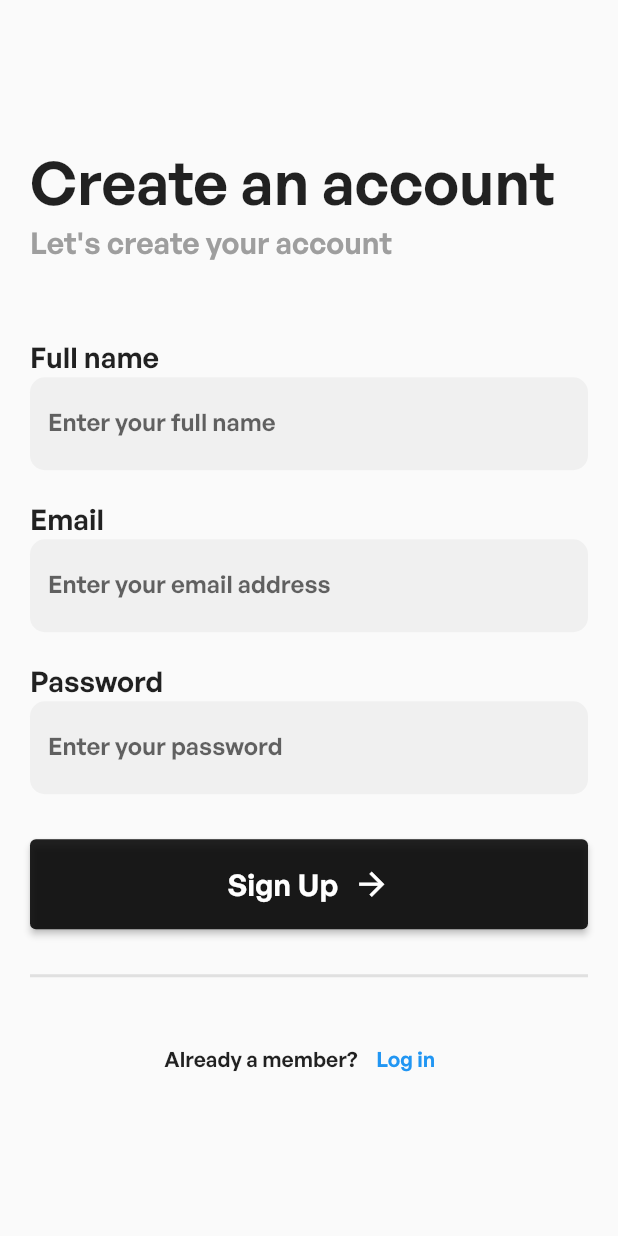
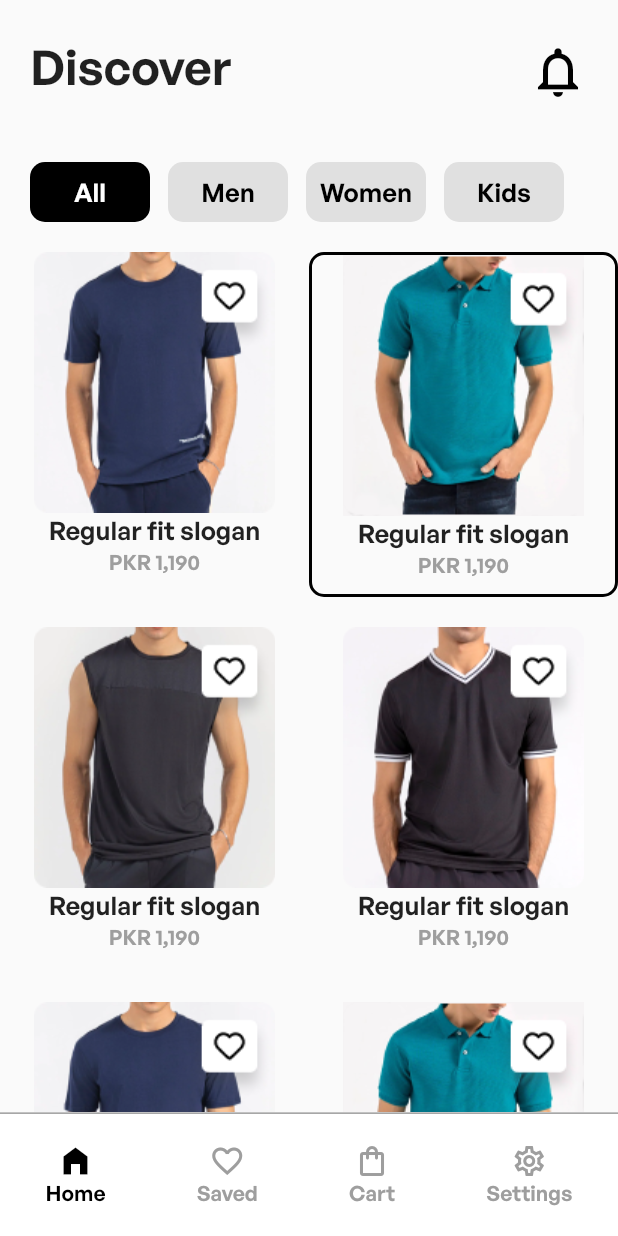
Before and after one commit to cobyzero/ScrapShop, a Flutter app: the screen it shows after launch, after a tap on "Get Started", on a phone screen of 412 x 824 dp. Run offline on Flutter 3.47's test engine with Material 2 defaults, Android fonts, the phone set to English and light mode, and no system bars.

Commit message:
0.0.2
Agregado la pantalla home.
Implementado el pageview.
Agregado el widget de homeAppbar, HomeListCategory, HomeGridProducts.
Agregado readme.

```diff
--- a/lib/views/home/homeView.dart
+++ b/lib/views/home/homeView.dart
@@ -1,10 +1,19 @@
 import 'package:flutter/material.dart';
+import 'package:scrap_shop/views/home/widgets/homeAppBar.dart';
+import 'package:scrap_shop/views/home/widgets/homeGridProducts.dart';
+import 'package:scrap_shop/views/home/widgets/homeListCategory.dart';
 
 class HomeView extends StatelessWidget {
   const HomeView({super.key});
 
   @override
   Widget build(BuildContext context) {
-    return Container();
+    return SafeArea(
+      child: Scaffold(
+        body: Column(
+          children: [HomeAppBar(), HomeListCategory(), HomeGridProducts()],
+        ),
+      ),
+    );
   }
 }
--- /dev/null
+++ b/lib/views/home/main/mainView.dart
@@ -0,0 +1,62 @@
+import 'package:flutter/material.dart';
+import 'package:scrap_shop/views/home/homeView.dart';
+
+class MainView extends StatelessWidget {
+  PageController pageController = PageController(initialPage: 0);
+
+  MainView({
+    super.key,
+  });
+
+  @override
+  Widget build(BuildContext context) {
+    return Scaffold(
+      body: Column(
+        children: [
+          Expanded(
+            child: PageView(
+              children: const [HomeView()],
+            ),
+          ),
+          Container(
+            width: double.infinity,
+            height: MediaQuery.of(context).size.height * 0.1,
+            decoration: const BoxDecoration(
+                color: Colors.white, border: Border(top: BorderSide(color: Colors.grey))),
+            child: Row(
+              mainAxisAlignment: MainAxisAlignment.spaceAround,
+              crossAxisAlignment: CrossAxisAlignment.center,
+              children: [
+                itemPage("Home", Icons.home_filled, true, 0),
+                itemPage("Saved", Icons.favorite_outline, false, 1),
+                itemPage("Cart", Icons.shopping_bag_outlined, false, 2),
+                itemPage("Settings", Icons.settings_outlined, false, 3),
+              ],
+            ),
+          ),
+        ],
+      ),
+    );
+  }
+
+  InkWell itemPage(String title, IconData icon, bool active, int id) {
+    return InkWell(
+      onTap: () {
+        pageController.jumpToPage(id);
+      },
+      child: Column(
+        mainAxisAlignment: MainAxisAlignment.center,
+        children: [
+          Icon(
+            icon,
+            color: active ? Colors.black : Colors.grey,
+          ),
+          Text(
+            title,
+            style: TextStyle(color: active ? Colors.black : Colors.grey),
+          )
+        ],
+      ),
+    );
+  }
+}
--- /dev/null
+++ b/lib/views/home/widgets/homeAppBar.dart
@@ -0,0 +1,28 @@
+import 'package:flutter/material.dart';
+
+class HomeAppBar extends StatelessWidget {
+  const HomeAppBar({super.key});
+
+  @override
+  Widget build(BuildContext context) {
+    return const Padding(
+      padding: EdgeInsets.all(20.0),
+      child: Row(
+        mainAxisAlignment: MainAxisAlignment.spaceBetween,
+        children: [
+          Text(
+            "Discover",
+            style: TextStyle(fontSize: 32),
+          ),
+          IconButton(
+              onPressed: null,
+              icon: Icon(
+                Icons.notifications_outlined,
+                size: 40,
+                color: Colors.black,
+              ))
+        ],
+      ),
+    );
+  }
+}
--- /dev/null
+++ b/lib/views/home/widgets/homeGridProducts.dart
@@ -0,0 +1,46 @@
+import 'package:flutter/material.dart';
+
+class HomeGridProducts extends StatelessWidget {
+  const HomeGridProducts({super.key});
+
+  @override
+  Widget build(BuildContext context) {
+    return Expanded(
+      child: GridView(
+        gridDelegate: const SliverGridDelegateWithFixedCrossAxisCount(
+            crossAxisCount: 2, mainAxisExtent: 230, mainAxisSpacing: 20),
+        children: [
+          itemGridProducts("assets/p1.png", "Regular fit slogan", "PKR 1,190", false),
+          itemGridProducts("assets/p2.png", "Regular fit slogan", "PKR 1,190", true),
+          itemGridProducts("assets/p3.png", "Regular fit slogan", "PKR 1,190", false),
+          itemGridProducts("assets/p4.png", "Regular fit slogan", "PKR 1,190", false),
+          itemGridProducts("assets/p1.png", "Regular fit slogan", "PKR 1,190", false),
+          itemGridProducts("assets/p2.png", "Regular fit slogan", "PKR 1,190", false),
+        ],
+      ),
+    );
+  }
+
+  itemGridProducts(String image, String title, String description, bool premium) {
+    return Container(
+      decoration: BoxDecoration(
+          borderRadius: BorderRadius.circular(10),
+          border: premium ? Border.all(width: 2, color: Colors.black) : null),
+      child: Column(
+        children: [
+          Image.asset(
+            image,
+          ),
+          Text(
+            title,
+            style: const TextStyle(fontSize: 17),
+          ),
+          Text(
+            description,
+            style: const TextStyle(color: Colors.grey),
+          )
+        ],
+      ),
+    );
+  }
+}
--- /dev/null
+++ b/lib/views/home/widgets/homeListCategory.dart
@@ -0,0 +1,38 @@
+import 'package:flutter/material.dart';
+
+class HomeListCategory extends StatelessWidget {
+  const HomeListCategory({super.key});
+
+  @override
+  Widget build(BuildContext context) {
+    return Container(
+      margin: const EdgeInsets.all(20),
+      width: double.infinity,
+      height: 40,
+      child: ListView(
+        scrollDirection: Axis.horizontal,
+        children: [
+          itemListCategory("All", true),
+          itemListCategory("Men", false),
+          itemListCategory("Women", false),
+          itemListCategory("Kids", false)
+        ],
+      ),
+    );
+  }
+
+  Container itemListCategory(String text, bool active) {
+    return Container(
+      margin: const EdgeInsets.only(right: 12),
+      alignment: Alignment.center,
+      width: 80,
+      decoration: BoxDecoration(
+          color: active ? Colors.black : Colors.grey.shade300,
+          borderRadius: BorderRadius.circular(10)),
+      child: Text(
+        text,
+        style: TextStyle(color: active ? Colors.white : Colors.black, fontSize: 17),
+      ),
+    );
+  }
+}
--- a/lib/views/login/loginView.dart
+++ b/lib/views/login/loginView.dart
@@ -46,7 +46,7 @@ class LoginView extends StatelessWidget {
                 text: "Get Started",
                 icon: Icons.arrow_forward,
                 fun: () {
-                  Navigator.pushNamed(context, "register");
+                  Navigator.pushNamed(context, "main");
                 },
               ),
               Container(
@@ -59,7 +59,11 @@ class LoginView extends StatelessWidget {
                 mainAxisAlignment: MainAxisAlignment.center,
                 children: [
                   const Text("Not a member?"),
-                  TextButton(onPressed: () {}, child: const Text("Register now"))
+                  TextButton(
+                      onPressed: () {
+                        Navigator.pushNamed(context, "register");
+                      },
+                      child: const Text("Register now"))
                 ],
               )
             ],
--- a/lib/views/register/registerView.dart
+++ b/lib/views/register/registerView.dart
@@ -62,7 +62,11 @@ class RegisterView extends StatelessWidget {
                 mainAxisAlignment: MainAxisAlignment.center,
                 children: [
                   const Text("Already a member?"),
-                  TextButton(onPressed: () {}, child: const Text("Log in"))
+                  TextButton(
+                      onPressed: () {
+                        Navigator.pushNamed(context, "login");
+                      },
+                      child: const Text("Log in"))
                 ],
               )
             ],
--- a/lib/views/routes.dart
+++ b/lib/views/routes.dart
@@ -1,4 +1,6 @@
 import 'package:flutter/material.dart';
+import 'package:scrap_shop/views/home/homeView.dart';
+import 'package:scrap_shop/views/home/main/mainView.dart';
 import 'package:scrap_shop/views/login/loginView.dart';
 import 'package:scrap_shop/views/register/registerView.dart';
 import 'package:scrap_shop/views/splash/splashView.dart';
@@ -7,6 +9,7 @@ Map<String, WidgetBuilder> routesApp() {
   return {
     "splash": (context) => const SplashView(),
     "login": (context) => const LoginView(),
-    "register": (context) => const RegisterView()
+    "register": (context) => const RegisterView(),
+    "main": (context) => MainView()
   };
 }
```
Also changed, not shown: assets/p1.png (added), assets/p2.png (added), assets/p3.png (added), assets/p4.png (added), 1 other file.
